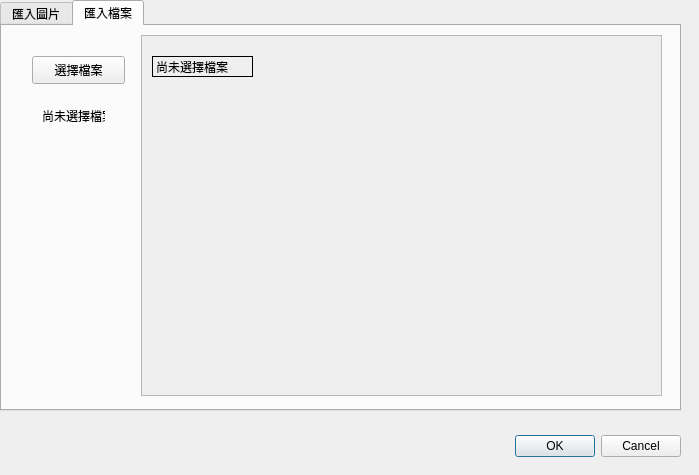
Above: imageimportdialog.ui from markscat/SH1106_GUI_Design before the change. Below: the same form after it.
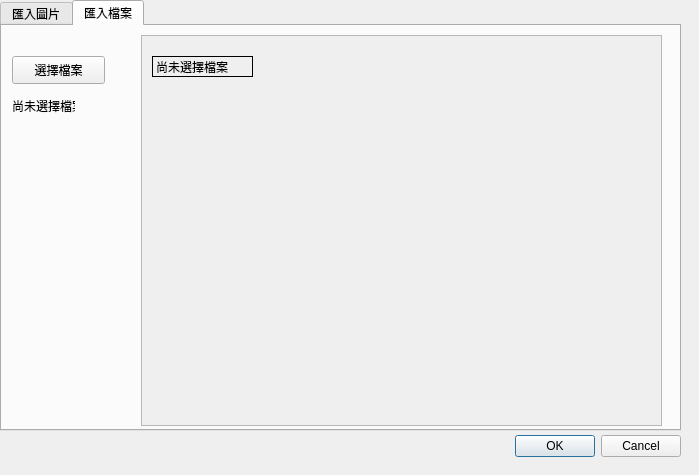
That is the form after the change.

The edit to the form file:
```diff
--- a/imageimportdialog.ui
+++ b/imageimportdialog.ui
@@ -35,7 +35,7 @@
      <x>0</x>
      <y>0</y>
      <width>681</width>
-     <height>411</height>
+     <height>431</height>
     </rect>
    </property>
    <property name="currentIndex">
@@ -524,7 +524,7 @@
     <widget class="QPushButton" name="Openfile_pushButton">
      <property name="geometry">
       <rect>
-       <x>30</x>
+       <x>10</x>
        <y>30</y>
        <width>93</width>
        <height>28</height>
@@ -537,8 +537,8 @@
     <widget class="QLabel" name="lbl_FilePath">
      <property name="geometry">
       <rect>
-       <x>40</x>
-       <y>80</y>
+       <x>10</x>
+       <y>70</y>
        <width>63</width>
        <height>19</height>
       </rect>
@@ -553,7 +553,7 @@
        <x>139</x>
        <y>9</y>
        <width>521</width>
-       <height>361</height>
+       <height>391</height>
       </rect>
      </property>
      <property name="widgetResizable">
@@ -565,7 +565,7 @@
         <x>0</x>
         <y>0</y>
         <width>519</width>
-        <height>359</height>
+        <height>389</height>
        </rect>
       </property>
       <widget class="QLabel" name="label_FilePreview">
```
